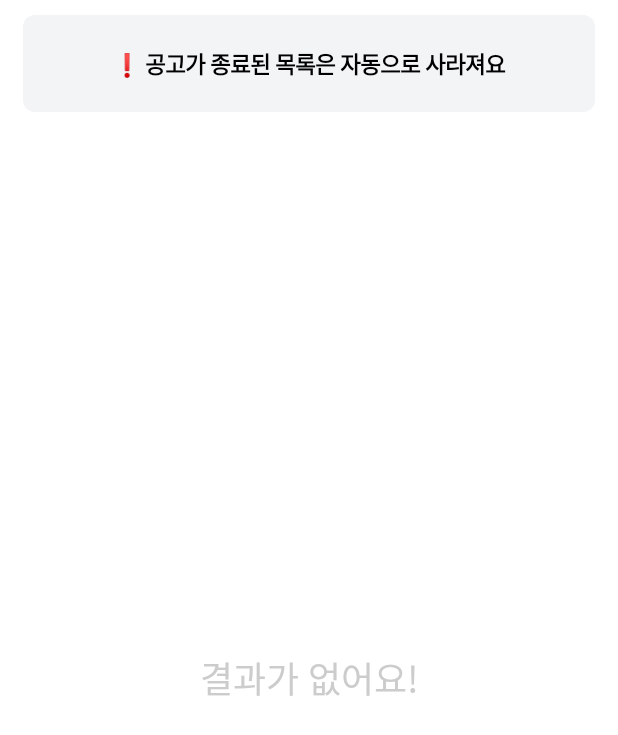
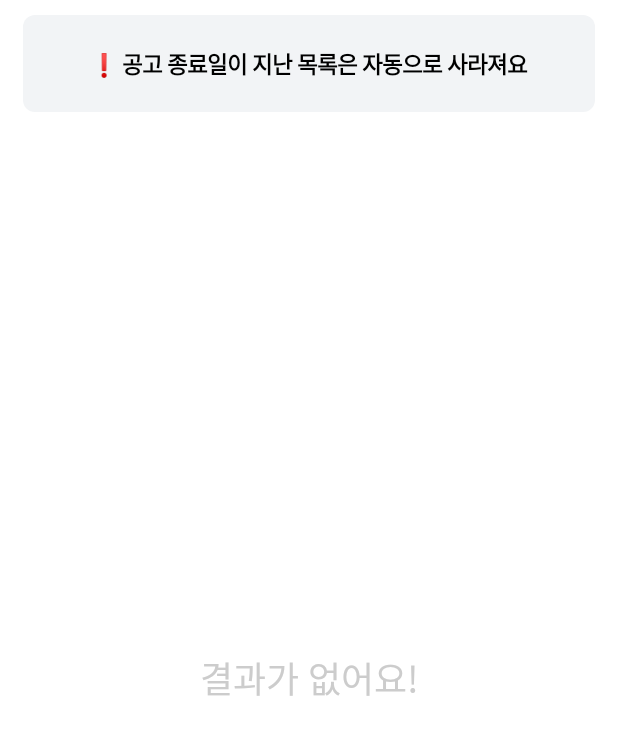
Before and after one commit to WonSeokk/JetPack-Compose-SPOOR, an Android app built with Jetpack Compose: the composable FavoriteContent called with empty values, on a phone screen of 412 x 824 dp. Shown: the top 735 px of the screen. Run offline under Robolectric (Android 15) with nearby library versions, the phone set to English and light mode, and no system bars; our stand-ins replace accompanist.

Commit message:
feat: 관심 목록 종료일 기준 자동 삭제 구현

```diff
--- a/app/src/main/java/wwon/seokk/abandonedpets/data/local/dao/LikePetsDao.kt
+++ b/app/src/main/java/wwon/seokk/abandonedpets/data/local/dao/LikePetsDao.kt
@@ -19,5 +19,8 @@ interface LikePetsDao {
     suspend fun getPets(): List<Pet>?
 
     @Delete
-    suspend fun deletePPet(pet: Pet): Int
+    suspend fun deletePet(pet: Pet): Int
+
+    @Delete
+    suspend fun deletePets(pets: List<Pet>)
 }
--- a/app/src/main/java/wwon/seokk/abandonedpets/data/repository/LocalRepositoryImpl.kt
+++ b/app/src/main/java/wwon/seokk/abandonedpets/data/repository/LocalRepositoryImpl.kt
@@ -6,6 +6,7 @@ import kotlinx.coroutines.withContext
 import wwon.seokk.abandonedpets.data.local.dao.LikePetsDao
 import wwon.seokk.abandonedpets.data.local.entities.Pet
 import wwon.seokk.abandonedpets.domain.repository.LocalRepository
+import wwon.seokk.abandonedpets.util.calculateNoticeDate
 
 /**
  * Created by WonSeok on 2022.11.06
@@ -16,13 +17,16 @@ class LocalRepositoryImpl constructor(
 ): LocalRepository {
 
     override suspend fun getPets(): List<Pet> = withContext(ioDispatcher) {
+        likePetsDao.getPets()?.filter { calculateNoticeDate(it.noticeEdt).toInt() < 0 }?.run {
+            likePetsDao.deletePets(this)
+        }
         likePetsDao.getPets() ?: emptyList()
     }
 
     override suspend fun likePet(pet: Pet, isLike: Boolean): Boolean = withContext(ioDispatcher) {
         return@withContext when(isLike) {
             true -> likePetsDao.insertPet(pet).toInt() != 0
-            else -> likePetsDao.deletePPet(pet) == 1
+            else -> likePetsDao.deletePet(pet) == 1
         }
 
     }
--- a/app/src/main/java/wwon/seokk/abandonedpets/ui/common/Surface.kt
+++ b/app/src/main/java/wwon/seokk/abandonedpets/ui/common/Surface.kt
@@ -25,7 +25,7 @@ fun PetNoticeSurface(pet: AbandonmentPublicResultEntity) {
         shape = AbandonedPetsTheme.shapes.circleRoundCornerShape,
         color = if(pet.processState == stringResource(id = R.string.common_caring))
             when {
-                remainDay < 7 -> AbandonedPetsTheme.colors.orangeColor
+                remainDay <= 7 -> AbandonedPetsTheme.colors.orangeColor
                 else -> AbandonedPetsTheme.colors.primaryColor
             }
         else
--- a/app/src/main/java/wwon/seokk/abandonedpets/ui/favorite/FavoriteScreen.kt
+++ b/app/src/main/java/wwon/seokk/abandonedpets/ui/favorite/FavoriteScreen.kt
@@ -97,7 +97,7 @@ fun FavoriteContent(
         ) {
             Row(verticalAlignment = Alignment.CenterVertically, horizontalArrangement = Arrangement.Center){
                 Text(
-                    text = "❗ 공고가 종료된 목록은 자동으로 사라져요",
+                    text = stringResource(id = R.string.favorite_screen_end_notice),
                     style = AbandonedPetsTheme.typography.body1.copy(
                         fontSize = 15.sp,
                         fontWeight = FontWeight.Bold,
@@ -111,7 +111,7 @@ fun FavoriteContent(
         LazyColumn(
             modifier = Modifier
                 .fillMaxSize()
-                .wrapContentSize(if(favorites.isEmpty()) Alignment.Center else Alignment.TopEnd)
+                .wrapContentSize(if (favorites.isEmpty()) Alignment.Center else Alignment.TopEnd)
         ) {
             if(favorites.isEmpty()) item { EmptyResult() }
 
--- a/app/src/main/res/values/strings.xml
+++ b/app/src/main/res/values/strings.xml
@@ -56,4 +56,6 @@
     <string name="detail_screen_address">위치</string>
     <string name="detail_screen_tel_shelter">보호소 연락하기</string>
 
+    <string name="favorite_screen_end_notice">❗ 공고 종료일이 지난 목록은 자동으로 사라져요</string>
+
 </resources>
```
